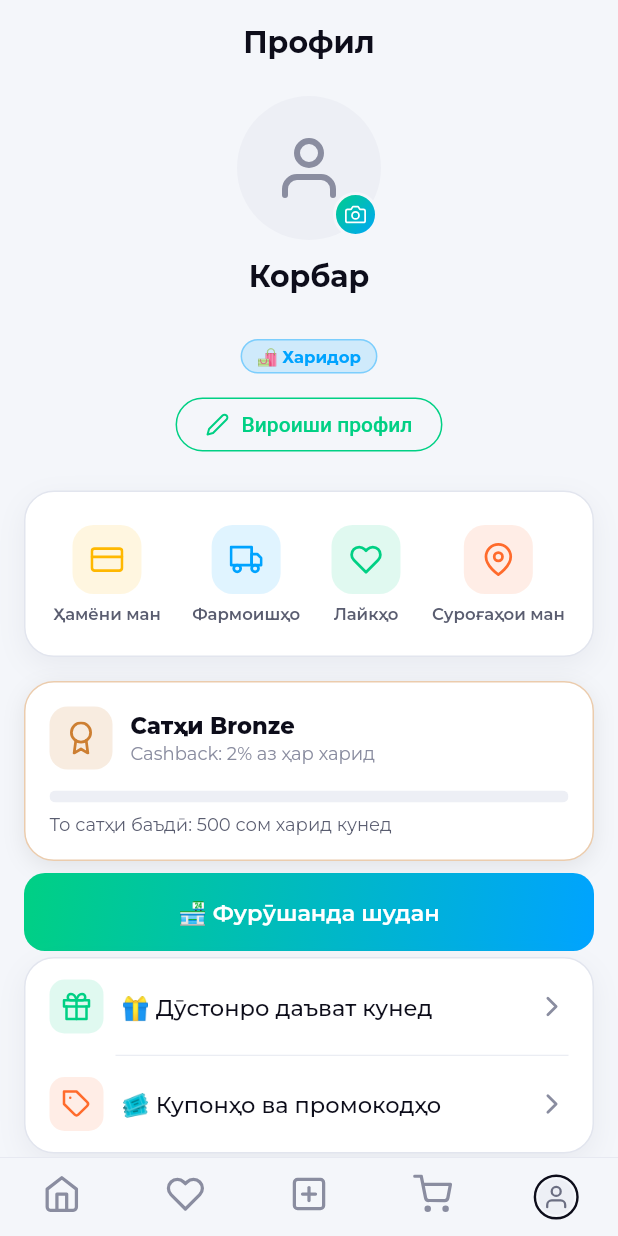
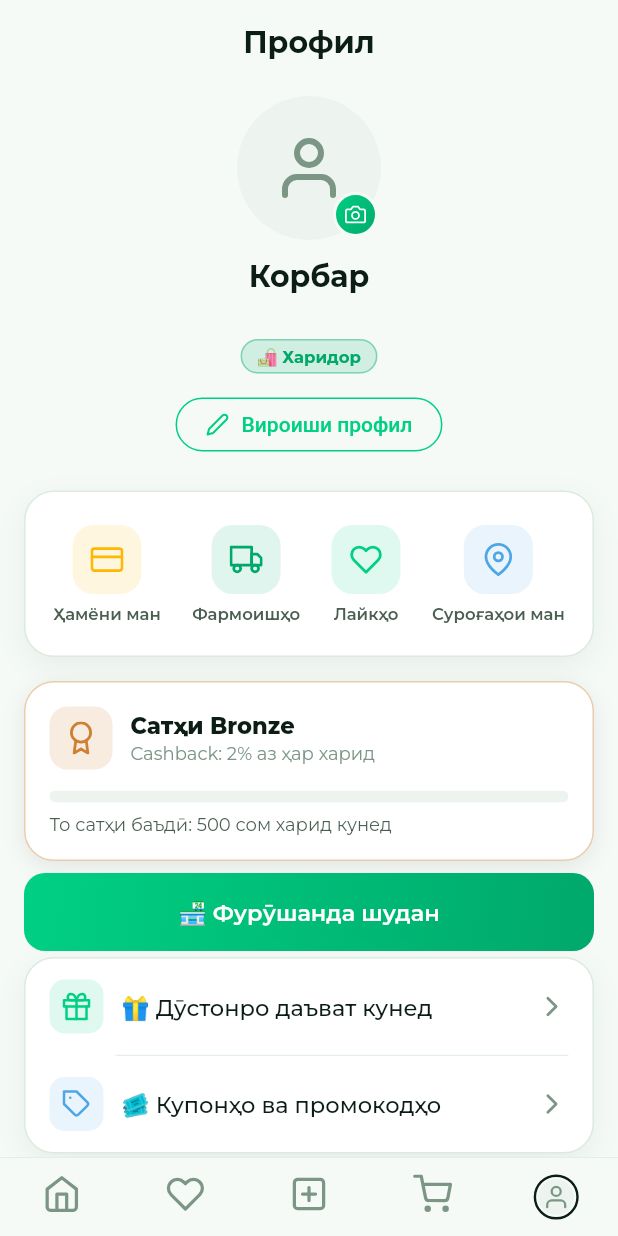
Before and after one commit to Raonsonapp/TajikShop, a Flutter app: the ProfileScreen screen opened by its route, on a phone screen of 412 x 824 dp. Run offline on Flutter 3.47's test engine with Material 3 defaults, Android fonts, the phone set to English and light mode, and no system bars; our stand-ins replace cached_network_image, connectivity_plus, dio, feather_icons, firebase_core, firebase_messaging and 10 more; missing offline and left inert: yandex_mobileads; accounts and stored records are empty; network calls fail.

Commit message:
design: align palette to emerald/forest-green (Marketplace style)
Adopt the all-green brand system used by the Marketplace app: emerald
(#2ECC71) accent with a deep-forest-green base, neon-green (#39FF88)
highlights, and green-tinted light/dark surfaces. Remove all blue from
brand gradients (green->blue becomes green->deep-emerald) and eliminate
orange accents (no orange per the brand guideline).

- app_colors: emerald/forest palette, neon highlight, discount-badge
  tokens (neon-on-dark-green), hero gradient, all-green primaryGradient
- app_palette/app_theme: green-tinted light surfaces, text and borders
- product_card: discount badge restyled neon-green-on-dark-green;
  featured badge uses the all-green gradient; flash badge red (not orange)
- home CargoCard: emerald hero gradient instead of orange->pink
- sweep: replace blue accent #00A3FF -> deep emerald across 15 screens,
  orange -> semantic info/red where used decoratively

Icons stay Feather (same thin-line family as Marketplace's Lucide).

Co-Authored-By: Claude Opus 4.8 <noreply@anthropic.com>
Claude-Session: https://claude.ai/code/session_01C4Lwrh65oRG8wJtwaa3wdX

```diff
--- a/lib/core/constants/app_colors.dart
+++ b/lib/core/constants/app_colors.dart
@@ -1,36 +1,64 @@
 import 'package:flutter/material.dart';
 
+/// Палитраи бренди TajikShop — сабзи эмералд/ҷангалӣ.
+///
+/// Deep Forest Green заминаи асосии темаи торик, Emerald Green ранги бренд,
+/// ва Neon Green барои таъкидҳои махсус (нишонҳо, тахфифҳо). Ранги кабуд ва
+/// норинҷӣ дар палитра истифода намешавад.
 class AppColors {
-  static const primary = Color(0xFF00D084);
-  static const primaryDark = Color(0xFF00A86B);
-  static const accent = Color(0xFFFF6B2C);
-  static const bgDark = Color(0xFF0A0A0F);
-  static const bgCard = Color(0xFF141420);
-  static const bgSurface = Color(0xFF1C1C2E);
-  static const bgElevated = Color(0xFF252538);
-  static const bgLight = Color(0xFFF4F6FA);
+  // Бренд
+  static const primary = Color(0xFF00D084);      // эмералд
+  static const primaryDark = Color(0xFF00A86B);  // эмералди амиқ
+  static const emerald = Color(0xFF2ECC71);      // сабзи барг
+  static const neon = Color(0xFF39FF88);         // таъкиди неон
+  static const accent = Color(0xFF39FF88);       // таъкид (сабз, на норинҷӣ)
+
+  // Сатҳҳои темаи торик (аз сабзи ҷангалӣ гирифта шуда)
+  static const bgDark = Color(0xFF04120B);
+  static const bgCard = Color(0xFF0C1F16);
+  static const bgSurface = Color(0xFF122A1E);
+  static const bgElevated = Color(0xFF173625);
+  static const bgLight = Color(0xFFF5FAF6);
   static const bgCardLight = Color(0xFFFFFFFF);
-  static const textPrimary = Color(0xFFFFFFFF);
-  static const textSecondary = Color(0xFFAAADBE);
-  static const textMuted = Color(0xFF6B6E82);
-  static const textDark = Color(0xFF0D0D1A);
-  static const success = Color(0xFF00D084);
-  static const warning = Color(0xFFFFB800);
-  static const error = Color(0xFFFF3B5C);
-  static const info = Color(0xFF3B82F6);
-  static const divider = Color(0xFF252538);
-  static const border = Color(0xFF252538);
-  static const shimmerBase = Color(0xFF1E1E30);
-  static const shimmerHighlight = Color(0xFF2A2A40);
 
+  // Матн
+  static const textPrimary = Color(0xFFF4FBF6);
+  static const textSecondary = Color(0xFFAFC8BA);
+  static const textMuted = Color(0xFF7C9686);
+  static const textDark = Color(0xFF0B1D14);
+
+  // Семантикӣ
+  static const success = Color(0xFF2ECC71);
+  static const warning = Color(0xFFE5C94D);
+  static const error = Color(0xFFE5484D);
+  static const info = Color(0xFF4DA6E5);
+
+  static const divider = Color(0xFF1E3A2B);
+  static const border = Color(0xFF1E3A2B);
+  static const shimmerBase = Color(0xFF122A1E);
+  static const shimmerHighlight = Color(0xFF1B3B29);
+
+  // Нарх / тахфиф
+  static const priceOld = Color(0xFF8A9C92);
+  static const discountBadgeBg = Color(0xFF163B27);
+  static const discountBadgeText = Color(0xFF39FF88);
+
+  /// Градиенти асосӣ барои тугмаҳо ва banner-ҳо — комилан сабз (бе кабуд).
   static const LinearGradient primaryGradient = LinearGradient(
-    colors: [Color(0xFF00D084), Color(0xFF00A3FF)],
+    colors: [Color(0xFF00D084), Color(0xFF00A86B)],
+    begin: Alignment.topLeft,
+    end: Alignment.bottomRight,
+  );
+
+  /// Градиенти hero — аз сабзи амиқ то эмералд (услуби Marketplace).
+  static const LinearGradient heroGradient = LinearGradient(
+    colors: [Color(0xFF06170F), Color(0xFF2ECC71)],
     begin: Alignment.topLeft,
     end: Alignment.bottomRight,
   );
 
   static const LinearGradient cardGradient = LinearGradient(
-    colors: [Color(0xFF1C1C2E), Color(0xFF141420)],
+    colors: [Color(0xFF122A1E), Color(0xFF0C1F16)],
     begin: Alignment.topLeft,
     end: Alignment.bottomRight,
   );
--- a/lib/core/theme/app_palette.dart
+++ b/lib/core/theme/app_palette.dart
@@ -49,17 +49,17 @@ class AppPalette extends ThemeExtension<AppPalette> {
   );
 
   static const light = AppPalette(
-    scaffold: Color(0xFFF4F6FA),
+    scaffold: Color(0xFFF5FAF6),              // сафеди сабзтоб
     card: Color(0xFFFFFFFF),
-    surface: Color(0xFFEDEFF5),
+    surface: Color(0xFFEDF4EF),
     elevated: Color(0xFFFFFFFF),
-    textPrimary: Color(0xFF0D0D1A),           // сиёҳ
-    textSecondary: Color(0xFF5A5D70),
-    textMuted: Color(0xFF8A8DA0),
-    border: Color(0xFFE2E5EE),
-    divider: Color(0xFFE2E5EE),
-    shimmerBase: Color(0xFFE6E9F0),
-    shimmerHighlight: Color(0xFFF4F6FA),
+    textPrimary: Color(0xFF0B1D14),           // сиёҳи сабзтоб
+    textSecondary: Color(0xFF4A5F52),
+    textMuted: Color(0xFF7C9686),
+    border: Color(0xFFDCEAE0),
+    divider: Color(0xFFDCEAE0),
+    shimmerBase: Color(0xFFE4F0E8),
+    shimmerHighlight: Color(0xFFF5FAF6),
   );
 
   @override
--- a/lib/core/theme/app_theme.dart
+++ b/lib/core/theme/app_theme.dart
@@ -43,28 +43,28 @@ class AppTheme {
     primaryColor: AppColors.primary,
     extensions: const [AppPalette.light],
     colorScheme: const ColorScheme.light(
-      primary: AppColors.primary, secondary: AppColors.accent,
+      primary: AppColors.primary, secondary: AppColors.primary,
       surface: Color(0xFFFFFFFF), error: AppColors.error,
       onPrimary: Colors.white, onSecondary: Colors.white,
-      onSurface: Color(0xFF0D0D1A), onError: Colors.white,
+      onSurface: Color(0xFF0B1D14), onError: Colors.white,
     ),
     textTheme: GoogleFonts.montserratTextTheme(const TextTheme(
-      titleLarge: TextStyle(color: Color(0xFF0D0D1A), fontWeight: FontWeight.w700, fontSize: 20),
-      titleMedium: TextStyle(color: Color(0xFF0D0D1A), fontWeight: FontWeight.w600, fontSize: 16),
-      bodyLarge: TextStyle(color: Color(0xFF0D0D1A), fontSize: 16),
-      bodyMedium: TextStyle(color: Color(0xFF5A5D70), fontSize: 14),
-      bodySmall: TextStyle(color: Color(0xFF8A8DA0), fontSize: 12),
+      titleLarge: TextStyle(color: Color(0xFF0B1D14), fontWeight: FontWeight.w700, fontSize: 20),
+      titleMedium: TextStyle(color: Color(0xFF0B1D14), fontWeight: FontWeight.w600, fontSize: 16),
+      bodyLarge: TextStyle(color: Color(0xFF0B1D14), fontSize: 16),
+      bodyMedium: TextStyle(color: Color(0xFF4A5F52), fontSize: 14),
+      bodySmall: TextStyle(color: Color(0xFF7C9686), fontSize: 12),
     )),
     appBarTheme: AppBarTheme(
-      backgroundColor: const Color(0xFFF4F6FA), elevation: 0,
-      iconTheme: const IconThemeData(color: Color(0xFF0D0D1A)),
-      titleTextStyle: GoogleFonts.montserrat(color: const Color(0xFF0D0D1A), fontSize: 20, fontWeight: FontWeight.w700),
+      backgroundColor: const Color(0xFFF5FAF6), elevation: 0,
+      iconTheme: const IconThemeData(color: Color(0xFF0B1D14)),
+      titleTextStyle: GoogleFonts.montserrat(color: const Color(0xFF0B1D14), fontSize: 20, fontWeight: FontWeight.w700),
     ),
-    inputDecorationTheme: _inputTheme(const Color(0xFFE2E5EE)),
+    inputDecorationTheme: _inputTheme(const Color(0xFFDCEAE0)),
     cardTheme: CardTheme(color: const Color(0xFFFFFFFF), elevation: 0,
         shape: RoundedRectangleBorder(borderRadius: BorderRadius.circular(16))),
     elevatedButtonTheme: _elevatedBtn,
-    dividerTheme: const DividerThemeData(color: Color(0xFFE2E5EE), thickness: 1),
+    dividerTheme: const DividerThemeData(color: Color(0xFFDCEAE0), thickness: 1),
     useMaterial3: false,
   );
 
--- a/lib/modules/admin/admin_management_screens.dart
+++ b/lib/modules/admin/admin_management_screens.dart
@@ -710,7 +710,7 @@ class AdminReturnsScreen extends ConsumerWidget {
                           if (status == 'pending')
                             Expanded(child: _GradientButton(
                               label: l.acceptShort,
-                              gradient: const LinearGradient(colors: [AppColors.info, Color(0xFF00A3FF)]),
+                              gradient: const LinearGradient(colors: [AppColors.info, Color(0xFF00A86B)]),
                               onPressed: () => _update(context, ref, id, 'approved'))),
                           if (status == 'approved')
                             Expanded(child: _GradientButton(
--- a/lib/modules/cargo/cargo_screen.dart
+++ b/lib/modules/cargo/cargo_screen.dart
@@ -11,7 +11,7 @@ import '../../shared/widgets/app_button.dart';
 import '../../shared/widgets/safe_input.dart';
 
 const _greenGradient = LinearGradient(
-  colors: [Color(0xFF00D084), Color(0xFF00A3FF)],
+  colors: [Color(0xFF00D084), Color(0xFF00A86B)],
   begin: Alignment.topLeft,
   end: Alignment.bottomRight,
 );
--- a/lib/modules/categories/categories_screen.dart
+++ b/lib/modules/categories/categories_screen.dart
@@ -21,7 +21,7 @@ class CategoriesScreen extends ConsumerWidget {
 
   // Гардиенти сабз (талаботи accent)
   static const _greenGradient = LinearGradient(
-    colors: [Color(0xFF00D084), Color(0xFF00A3FF)],
+    colors: [Color(0xFF00D084), Color(0xFF00A86B)],
     begin: Alignment.topLeft,
     end: Alignment.bottomRight,
   );
--- a/lib/modules/chat/chat_screen.dart
+++ b/lib/modules/chat/chat_screen.dart
@@ -138,7 +138,7 @@ class _ChatScreenState extends ConsumerState<ChatScreen> {
           shape: BoxShape.circle,
           gradient: LinearGradient(colors: [
             AppColors.primary.withOpacity(0.16),
-            const Color(0xFF00A3FF).withOpacity(0.16),
+            const Color(0xFF00A86B).withOpacity(0.16),
           ]),
         ),
         child: const Icon(FeatherIcons.messageCircle, size: 44, color: AppColors.primary),
--- a/lib/modules/home/home_screen.dart
+++ b/lib/modules/home/home_screen.dart
@@ -28,9 +28,9 @@ import '../stories/story_viewer_screen.dart';
 
 const String _kMediaHost = 'https://mahmadmurodov-tajikshop.hf.space';
 
-// Brand green → blue gradient, reused across the home surface.
+// Brand emerald gradient, reused across the home surface.
 const LinearGradient _greenGradient = LinearGradient(
-  colors: [Color(0xFF00D084), Color(0xFF00A3FF)],
+  colors: [Color(0xFF00D084), Color(0xFF00A86B)],
   begin: Alignment.topLeft,
   end: Alignment.bottomRight,
 );
@@ -1134,14 +1134,14 @@ class _CargoCard extends StatelessWidget {
           padding: const EdgeInsets.all(16),
           decoration: BoxDecoration(
             gradient: const LinearGradient(
-              colors: [Color(0xFFFF6B2C), Color(0xFFFF416C)],
+              colors: [Color(0xFF06170F), Color(0xFF2ECC71)],
               begin: Alignment.topLeft,
               end: Alignment.bottomRight,
             ),
             borderRadius: BorderRadius.circular(20),
             boxShadow: [
               BoxShadow(
-                color: const Color(0xFFFF6B2C).withValues(alpha: 0.28),
+                color: const Color(0xFF2ECC71).withValues(alpha: 0.28),
                 blurRadius: 18,
                 offset: const Offset(0, 8),
               ),
--- a/lib/modules/product/product_detail_screen.dart
+++ b/lib/modules/product/product_detail_screen.dart
@@ -34,7 +34,7 @@ import '../../shared/widgets/safe_input.dart';
 
 /// Градиенти сабзи бренд — ҷойгузини `mainButton`-и норинҷии қолаб.
 const LinearGradient _greenGradient = LinearGradient(
-  colors: [Color(0xFF00D084), Color(0xFF00A3FF)],
+  colors: [Color(0xFF00D084), Color(0xFF00A86B)],
   begin: Alignment.topCenter,
   end: Alignment.bottomCenter,
 );
@@ -126,7 +126,7 @@ class _ProductDetailScreenState extends ConsumerState<ProductDetailScreen> {
                       padding: const EdgeInsets.symmetric(horizontal: 14, vertical: 10),
                       decoration: BoxDecoration(
                           gradient: const LinearGradient(
-                              colors: [Color(0xFFFF416C), Color(0xFFFF4B2B)]),
+                              colors: [Color(0xFFFF416C), Color(0xFFE5484D)]),
                           borderRadius: BorderRadius.circular(12)),
                       child: Row(children: [
                         const Icon(FeatherIcons.zap, color: Colors.white, size: 20),
--- a/lib/modules/profile/profile_screen.dart
+++ b/lib/modules/profile/profile_screen.dart
@@ -670,11 +670,11 @@ class _ProfileScreenState extends ConsumerState<ProfileScreen> {
               _QuickCard(children: [
                 _QuickAction(icon: FeatherIcons.creditCard, color: const Color(0xFFFFB800),
                     label: l.myWallet, onTap: () => context.push(RouteNames.wallet)),
-                _QuickAction(icon: FeatherIcons.truck, color: const Color(0xFF00A3FF),
+                _QuickAction(icon: FeatherIcons.truck, color: const Color(0xFF00A86B),
                     label: l.orders, onTap: () => context.push(RouteNames.orders)),
                 _QuickAction(icon: FeatherIcons.heart, color: const Color(0xFF00D084),
                     label: l.favorites, onTap: () => context.go(RouteNames.favorites)),
-                _QuickAction(icon: FeatherIcons.mapPin, color: const Color(0xFFFF6B2C),
+                _QuickAction(icon: FeatherIcons.mapPin, color: AppColors.info,
                     label: l.myAddresses, onTap: () => context.push(RouteNames.addresses)),
               ]),
 
@@ -692,7 +692,7 @@ class _ProfileScreenState extends ConsumerState<ProfileScreen> {
                   _Tile(icon: FeatherIcons.shoppingBag, iconColor: AppColors.primary,
                       label: 'Бизнеси ман',
                       onTap: _businessSetup),
-                  _Tile(icon: FeatherIcons.mapPin, iconColor: const Color(0xFFFF6B2C),
+                  _Tile(icon: FeatherIcons.mapPin, iconColor: AppColors.info,
                       label: l.storeLocation,
                       onTap: _setStoreLocation),
                 ]),
@@ -732,7 +732,7 @@ class _ProfileScreenState extends ConsumerState<ProfileScreen> {
                 _Tile(icon: FeatherIcons.gift, iconColor: AppColors.primary,
                     label: '🎁 Дӯстонро даъват кунед',
                     onTap: _inviteFriends),
-                _Tile(icon: FeatherIcons.tag, iconColor: const Color(0xFFFF6B2C),
+                _Tile(icon: FeatherIcons.tag, iconColor: AppColors.info,
                     label: '🎟 Купонҳо ва промокодҳо',
                     onTap: _showCoupons),
               ]),
@@ -749,7 +749,7 @@ class _ProfileScreenState extends ConsumerState<ProfileScreen> {
                   onChanged: (v) => ref.read(themeProvider.notifier).toggle()),
                 // Забон
                 _Tile(
-                  icon: FeatherIcons.globe, iconColor: const Color(0xFF00A3FF),
+                  icon: FeatherIcons.globe, iconColor: const Color(0xFF00A86B),
                   label: '${l.language}: ${LocaleNotifier.langName(ref.watch(localeProvider).languageCode)}',
                   onTap: _showLanguagePicker),
                 _Tile(icon: FeatherIcons.bell, iconColor: const Color(0xFFE040FB),
@@ -759,7 +759,7 @@ class _ProfileScreenState extends ConsumerState<ProfileScreen> {
               // ── Ҳуқуқӣ ва ҳисоб (Google Play) ───────────────────────────
               _SectionLabel('Ҳуқуқӣ ва ҳисоб'),
               _GroupCard(children: [
-                _Tile(icon: FeatherIcons.shield, iconColor: const Color(0xFF00A3FF),
+                _Tile(icon: FeatherIcons.shield, iconColor: const Color(0xFF00A86B),
                     label: 'Сиёсати махфият',
                     onTap: () => _openUrl('$_legalBase/privacy')),
                 _Tile(icon: FeatherIcons.fileText, iconColor: const Color(0xFF6C63FF),
@@ -808,7 +808,7 @@ class _ProfileScreenState extends ConsumerState<ProfileScreen> {
 
 // ── Green gradient (замена жёлтому/оранжевому шаблона) ───────────────────────
 const LinearGradient _greenGradient = LinearGradient(
-  colors: [Color(0xFF00D084), Color(0xFF00A3FF)],
+  colors: [Color(0xFF00D084), Color(0xFF00A86B)],
   begin: Alignment.topLeft, end: Alignment.bottomRight,
 );
 
@@ -834,7 +834,7 @@ class _RoleBadge extends StatelessWidget {
     switch (role) {
       case 'seller': c = const Color(0xFF00D084); label = '🏪 ${l.seller}'; break;
       case 'admin':  c = const Color(0xFFE040FB); label = '👑 ${l.admin}'; break;
-      default:       c = const Color(0xFF00A3FF); label = '🛍️ ${l.buyer}';
+      default:       c = const Color(0xFF00A86B); label = '🛍️ ${l.buyer}';
     }
     return Container(
       padding: const EdgeInsets.symmetric(horizontal: 10, vertical: 4),
--- a/lib/modules/search/search_screen.dart
+++ b/lib/modules/search/search_screen.dart
@@ -16,7 +16,7 @@ import '../../shared/widgets/safe_input.dart';
 
 /// Градиенти сабз (ecommerce_int2 look, ранги бренди TajikShop).
 const LinearGradient _greenGradient = LinearGradient(
-  colors: [Color(0xFF00D084), Color(0xFF00A3FF)],
+  colors: [Color(0xFF00D084), Color(0xFF00A86B)],
   begin: Alignment.topLeft,
   end: Alignment.bottomRight,
 );
--- a/lib/modules/seller/manage_variants_screen.dart
+++ b/lib/modules/seller/manage_variants_screen.dart
@@ -12,7 +12,7 @@ import '../../core/l10n/seller_l10n.dart';
 
 /// Градиенти сабз (ecommerce_int2 look, ранги бренди TajikShop).
 const LinearGradient _greenGradient = LinearGradient(
-  colors: [Color(0xFF00D084), Color(0xFF00A3FF)],
+  colors: [Color(0xFF00D084), Color(0xFF00A86B)],
   begin: Alignment.topLeft,
   end: Alignment.bottomRight,
 );
--- a/lib/modules/seller/my_products_screen.dart
+++ b/lib/modules/seller/my_products_screen.dart
@@ -138,7 +138,7 @@ class _ProductRow extends StatelessWidget {
               _RowAction(
                 icon: FeatherIcons.trendingUp,
                 label: p.isFeatured ? 'Дар TOP' : '🚀 Boost',
-                color: p.isFeatured ? context.pal.textMuted : const Color(0xFF00A3FF),
+                color: p.isFeatured ? context.pal.textMuted : const Color(0xFF00A86B),
                 onTap: p.isFeatured ? () {} : () => _boost(context),
               ),
               _RowAction(
--- a/lib/modules/seller/seller_profile_screen.dart
+++ b/lib/modules/seller/seller_profile_screen.dart
@@ -20,7 +20,7 @@ import '../address/map_picker_screen.dart';
 
 /// Градиенти сабз (ecommerce_int2 look, ранги бренди TajikShop).
 const LinearGradient _greenGradient = LinearGradient(
-  colors: [Color(0xFF00D084), Color(0xFF00A3FF)],
+  colors: [Color(0xFF00D084), Color(0xFF00A86B)],
   begin: Alignment.topLeft,
   end: Alignment.bottomRight,
 );
--- a/lib/modules/seller/seller_verify_sheet.dart
+++ b/lib/modules/seller/seller_verify_sheet.dart
@@ -12,7 +12,7 @@ import '../../core/l10n/seller_l10n.dart';
 
 /// Градиенти сабз (ecommerce_int2 look, ранги бренди TajikShop).
 const LinearGradient _greenGradient = LinearGradient(
-  colors: [Color(0xFF00D084), Color(0xFF00A3FF)],
+  colors: [Color(0xFF00D084), Color(0xFF00A86B)],
   begin: Alignment.topLeft,
   end: Alignment.bottomRight,
 );
```
Also changed, not shown: lib/modules/admin/admin_dashboard_screen.dart (+4 -4 lines), lib/modules/favorites/favorites_screen.dart (+4 -4 lines), lib/shared/widgets/product_card.dart (+11 -12 lines).
